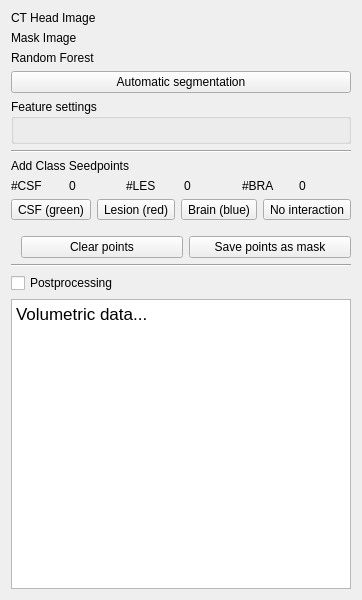
MITK/MITK, file Plugins/org.mitk.gui.qt.classificationsegmentation/src/internal/ClassificationSegmentationControls.ui: the form before one commit.
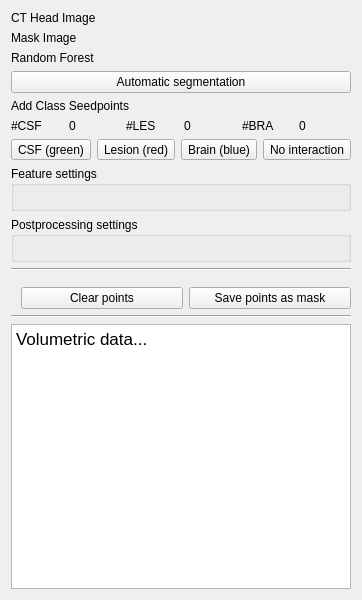
The form after the commit.

Commit message: add PostProcessing gui-thread and parameter slider

The edit to the form file:
```diff
--- a/Plugins/org.mitk.gui.qt.classificationsegmentation/src/internal/ClassificationSegmentationControls.ui
+++ b/Plugins/org.mitk.gui.qt.classificationsegmentation/src/internal/ClassificationSegmentationControls.ui
@@ -60,25 +60,6 @@
      </property>
     </widget>
    </item>
-   <item>
-    <widget class="QGroupBox" name="groupBox">
-     <property name="title">
-      <string>Feature settings</string>
-     </property>
-     <layout class="QVBoxLayout" name="verticalLayout_2">
-      <item>
-       <layout class="QVBoxLayout" name="m_ParameterLayout"/>
-      </item>
-     </layout>
-    </widget>
-   </item>
-   <item>
-    <widget class="Line" name="line">
-     <property name="orientation">
-      <enum>Qt::Horizontal</enum>
-     </property>
-    </widget>
-   </item>
    <item>
     <layout class="QVBoxLayout" name="m_PointSetLayout">
      <item>
@@ -198,6 +179,29 @@
      </item>
     </layout>
    </item>
+   <item>
+    <widget class="QGroupBox" name="m_ParameterLayout">
+     <property name="title">
+      <string>Feature settings</string>
+     </property>
+     <layout class="QVBoxLayout" name="verticalLayout_2"/>
+    </widget>
+   </item>
+   <item>
+    <widget class="QGroupBox" name="m_PostProcessingLayout">
+     <property name="title">
+      <string>Postprocessing settings</string>
+     </property>
+     <layout class="QVBoxLayout" name="verticalLayout_4"/>
+    </widget>
+   </item>
+   <item>
+    <widget class="Line" name="line">
+     <property name="orientation">
+      <enum>Qt::Horizontal</enum>
+     </property>
+    </widget>
+   </item>
    <item>
     <layout class="QHBoxLayout" name="horizontalLayout" stretch="0,0">
      <property name="sizeConstraint">
@@ -232,13 +236,6 @@
      </property>
     </widget>
    </item>
-   <item>
-    <widget class="QCheckBox" name="m_UsePostProcessing">
-     <property name="text">
-      <string>Postprocessing</string>
-     </property>
-    </widget>
-   </item>
    <item>
     <widget class="QTextEdit" name="m_ResultTextEdit">
      <property name="autoFillBackground">
```
The commit also changes 2 other files.
